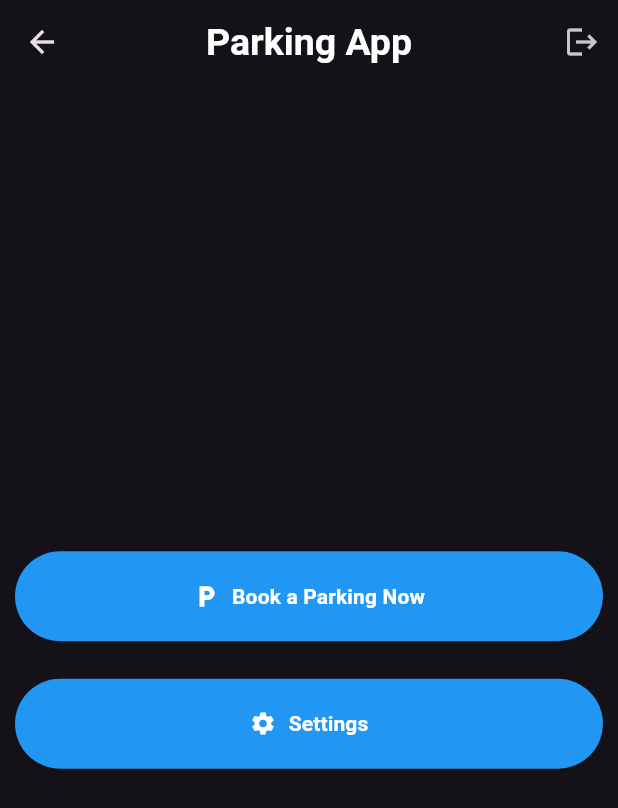
After one commit to lowzhanxian/park_app, a Flutter app: the HomePage screen opened by its route, on a phone screen of 412 x 824 dp. The commit adds this screen. Shown: the top 808 px of the screen. Run offline on Flutter 3.47's test engine with Material 3 defaults, Android fonts, the phone set to English and light mode, and no system bars; our stand-ins replace sqflite; accounts and stored records are empty.

Commit message:
login validation done , home page connect from login done

```diff
--- a/lib/main.dart
+++ b/lib/main.dart
@@ -1,7 +1,7 @@
 import 'package:flutter/material.dart';
 import 'views/register.dart';
 import 'views/login_page.dart';
-
+import 'views/home_page.dart';
 
 void main() {
   runApp(MyApp());
@@ -24,7 +24,8 @@ class MyApp extends StatelessWidget {
       ),
       home: SignPage(),
       routes: {
-        '/signup':(context) => registerPage(),
+        '/signup': (context) => registerPage(),
+        '/home': (context) => HomePage(),
       },
     );
   }
--- /dev/null
+++ b/lib/views/home_page.dart
@@ -0,0 +1,76 @@
+import 'package:flutter/material.dart';
+import 'login_page.dart'; // Ensure the import statement points to your login page
+
+class HomePage extends StatelessWidget {
+  @override
+  Widget build(BuildContext context) {
+    return Scaffold(
+      appBar: AppBar(
+        centerTitle: true,
+        title: Text('Parking App'),
+        actions: [
+          IconButton(
+            icon: Icon(Icons.logout),
+            onPressed: () {
+              // Handle logout logic
+              Navigator.pushReplacement(
+                context,
+                MaterialPageRoute(builder: (context) => SignPage()),
+              );
+            },
+          ),
+        ],
+      ),
+      body: Padding(
+        padding: const EdgeInsets.all(10),
+        child: Column(
+          mainAxisAlignment: MainAxisAlignment.center,
+          crossAxisAlignment: CrossAxisAlignment.stretch,
+          children: [
+            SizedBox(
+              width: double.infinity,
+              child: ElevatedButton.icon(
+                onPressed: () {
+                  // Navigate to booking page
+                },
+                icon: Icon(Icons.local_parking, color: Colors.white),
+                label: Text(
+                  'Book a Parking Now',
+                  style: TextStyle(
+                    fontWeight: FontWeight.bold,
+                  ),
+                ),
+                style: ElevatedButton.styleFrom(
+                  backgroundColor: Colors.blue,
+                  foregroundColor: Colors.white,
+                  padding: EdgeInsets.symmetric(vertical: 20),
+                ),
+              ),
+            ),
+            SizedBox(height: 25),
+            SizedBox(
+              width: double.infinity,
+              child: ElevatedButton.icon(
+                onPressed: () {
+                  // Navigate to settings page
+                },
+                icon: Icon(Icons.settings, color: Colors.white),
+                label: Text(
+                  'Settings',
+                  style: TextStyle(
+                    fontWeight: FontWeight.bold,
+                  ),
+                ),
+                style: ElevatedButton.styleFrom(
+                  backgroundColor: Colors.blue,
+                  foregroundColor: Colors.white,
+                  padding: EdgeInsets.symmetric(vertical: 20),
+                ),
+              ),
+            ),
+          ],
+        ),
+      ),
+    );
+  }
+}
```
Also changed, not shown: lib/viewmodels/login_view_model.dart (+36 -2 lines), lib/views/login_page.dart (+12 -1 lines).
